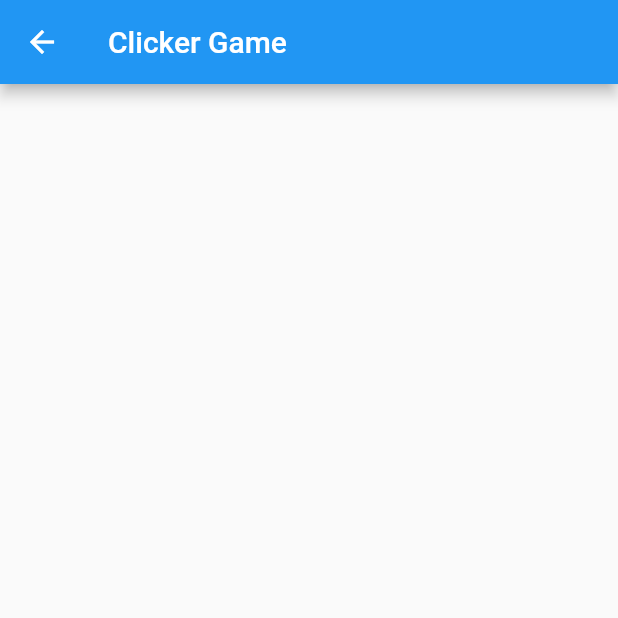
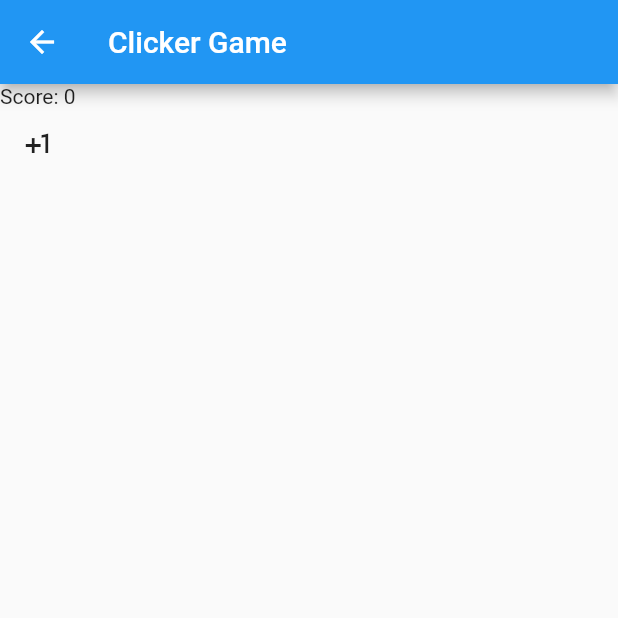
Before and after one commit to Lugdu84/flutter_clicker, a Flutter app: the GameScreen screen opened directly, on a phone screen of 412 x 824 dp, the top half of it. Run offline on Flutter 3.47's test engine with Material 2 defaults, Android fonts, the phone set to English and light mode, and no system bars.

Commit message:
add increment function

```diff
--- a/lib/gamescreen.dart
+++ b/lib/gamescreen.dart
@@ -8,6 +8,14 @@ class GameScreen extends StatefulWidget {
 }
 
 class _GameScreenState extends State<GameScreen> {
+  var _score = 0;
+
+  _onAdd() {
+    setState(() {
+      _score++;
+    });
+  }
+
   @override
   Widget build(BuildContext context) {
     return Scaffold(
@@ -15,7 +23,10 @@ class _GameScreenState extends State<GameScreen> {
         title: const Text('Clicker Game'),
       ),
       body: Column(
-        children: [],
+        children: [
+          Text('Score: $_score'),
+          IconButton(onPressed: _onAdd, icon: Icon(Icons.plus_one))
+        ],
       ),
     );
   }
```
